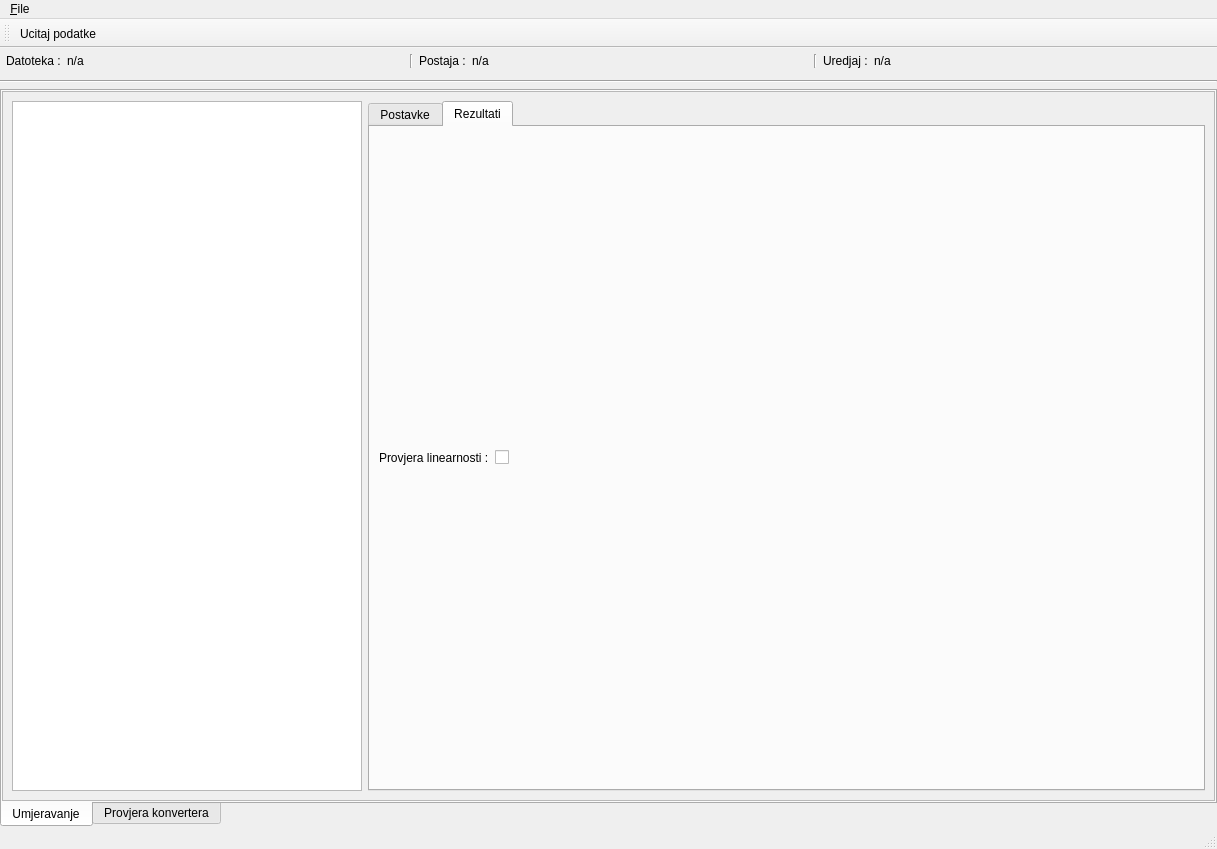
Before: the Qt Designer form app/view/uiFiles/display.ui in vmilic/umjeravanje, drawn with Qt 5.
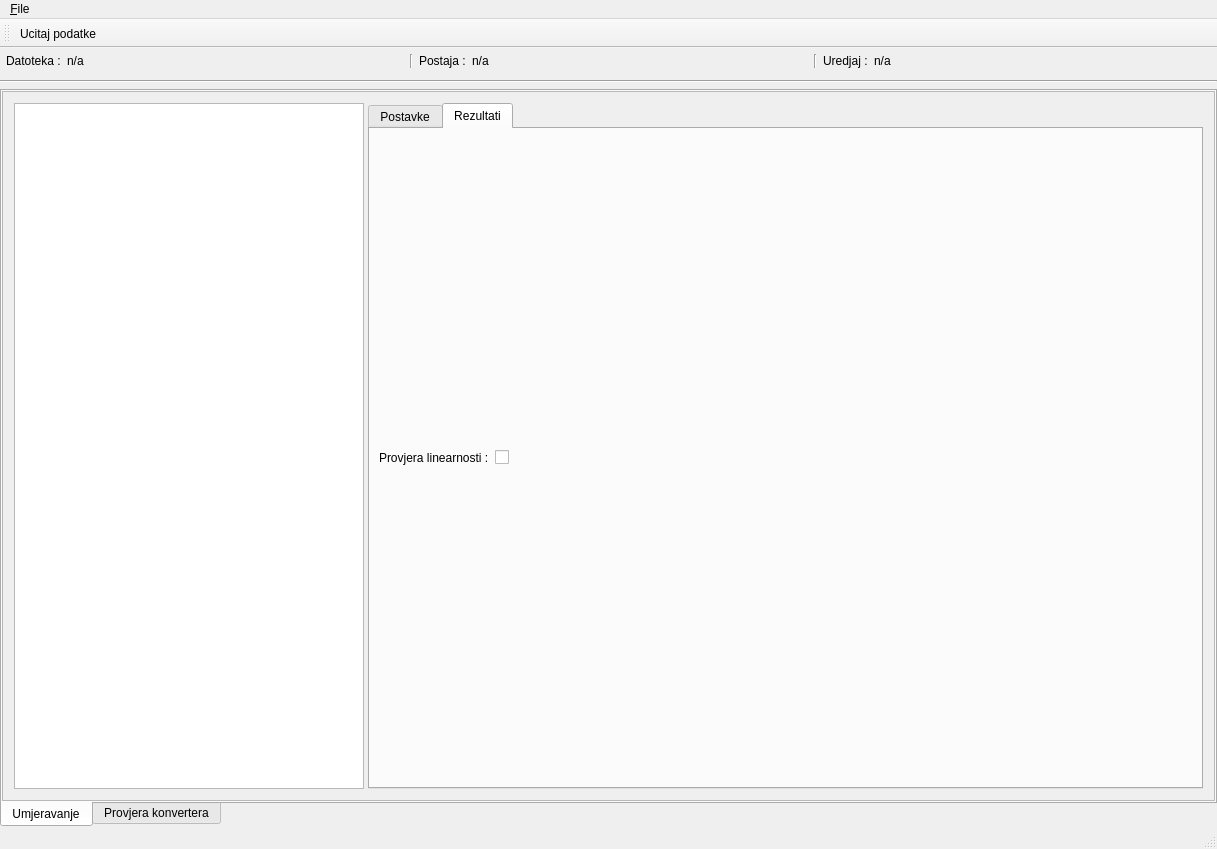
After: the same form once the commit is applied.

Commit message:
promjena izgleda gui
- promjena prikaza prema naputcima.

Patch:
```diff
--- a/app/view/uiFiles/display.ui
+++ b/app/view/uiFiles/display.ui
@@ -153,7 +153,13 @@
            </property>
            <layout class="QHBoxLayout" name="horizontalLayout_2">
             <item>
-             <layout class="QVBoxLayout" name="siroviPodaciLayout">
+             <layout class="QHBoxLayout" name="horizontalLayout_6">
+              <property name="spacing">
+               <number>4</number>
+              </property>
+              <property name="margin">
+               <number>2</number>
+              </property>
               <item>
                <widget class="QTableView" name="siroviPodaciView">
                 <property name="sizePolicy">
@@ -176,16 +182,6 @@
                 </property>
                </widget>
               </item>
-             </layout>
-            </item>
-            <item>
-             <layout class="QVBoxLayout" name="rezultatiLayout">
-              <property name="topMargin">
-               <number>0</number>
-              </property>
-              <property name="bottomMargin">
-               <number>0</number>
-              </property>
               <item>
                <widget class="QTabWidget" name="tabWidget_2">
                 <property name="sizePolicy">
```
Left out of the diff: 9 changed lines with no effect on the pictures. Lines whose indentation alone changed are shown as unchanged. The commit also changes 3 other files.
